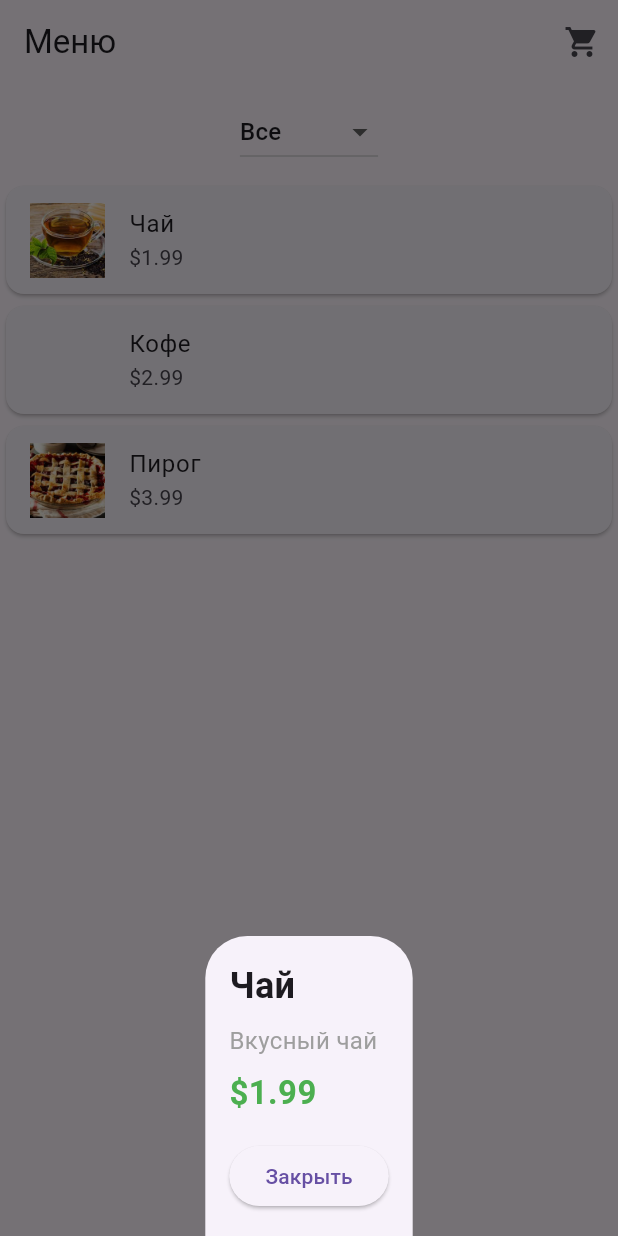
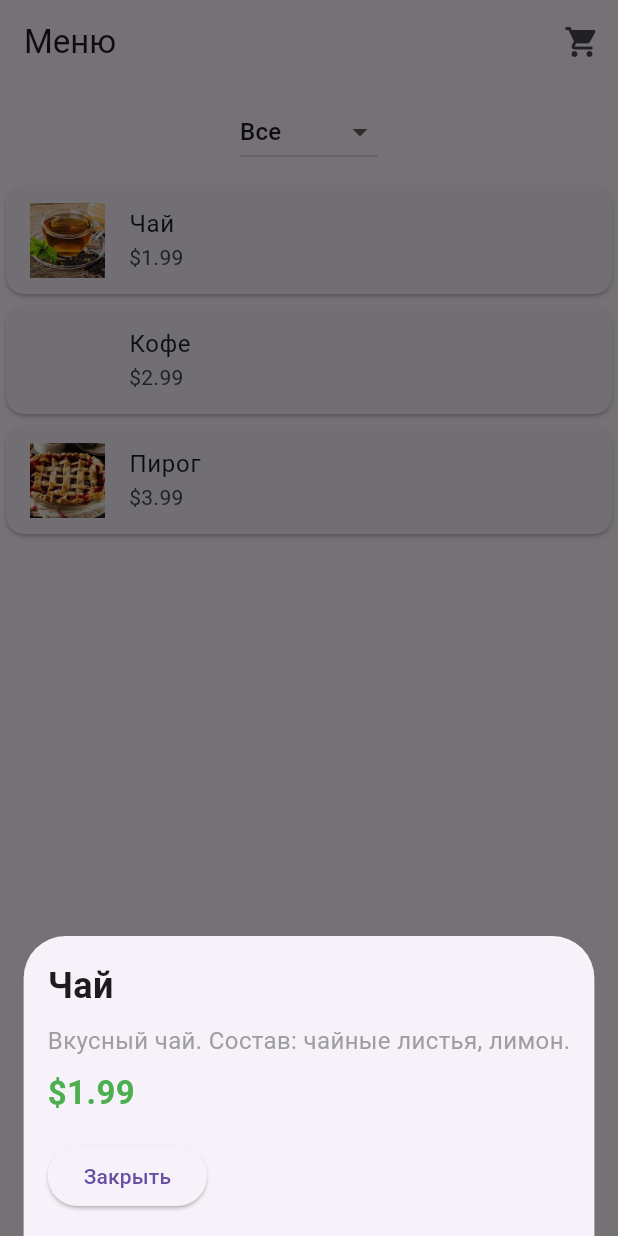
Before and after one commit to kgleader/30github, a Flutter app: the screen it shows after launch, after a tap on "Чай", on a phone screen of 412 x 824 dp. Run offline on Flutter 3.47's test engine with Material 3 defaults, Android fonts, the phone set to English and light mode, and no system bars; missing offline and left inert: flutter_paypal.

Commit message:
product contains

```diff
--- a/lib/screens/menu_screen.dart
+++ b/lib/screens/menu_screen.dart
@@ -8,10 +8,10 @@ class MenuScreen extends StatefulWidget {
   const MenuScreen({super.key});
 
   @override
-  _MenuScreenState createState() => _MenuScreenState();
+  MenuScreenState createState() => MenuScreenState();
 }
 
-class _MenuScreenState extends State<MenuScreen> {
+class MenuScreenState extends State<MenuScreen> {
   String selectedCategory = "Все";
 
   final List<String> categories = ["Все", "Чай", "Кофе", "Десерты"];
@@ -21,23 +21,25 @@ class _MenuScreenState extends State<MenuScreen> {
         price: 1.99,
         image: "assets/tea.jpg",
         category: "Чай",
-        description: "Вкусный чай"),
+        description: "Вкусный чай. Состав: чайные листья, лимон."),
     MenuItem(
         name: "Кофе",
         price: 2.99,
         image: "assets/coffee.jpg",
         category: "Кофе",
-        description: "Ароматный кофе"),
+        description: "Ароматный кофе. Состав: кофейные зерна, вода."),
     MenuItem(
         name: "Пирог",
         price: 3.99,
         image: "assets/pie.jpg",
         category: "Десерты",
-        description: "Сладкий пирог"),
+        description: "Сладкий пирог. Состав: мука, сахар, яблоки."),
   ];
 
   @override
   Widget build(BuildContext context) {
+    var cart = Provider.of<Cart>(context);
+
     return Scaffold(
       appBar: AppBar(
         title: Text('Меню'),
--- a/lib/widgets/menu_item_widget.dart
+++ b/lib/widgets/menu_item_widget.dart
@@ -8,7 +8,9 @@ class MenuItemWidget extends StatelessWidget {
 
   @override
   Widget build(BuildContext context) {
-    return Card(
+    return Tooltip(
+      message: item.description,
+      child: Card(
         child: ListTile(
           title: Text(item.name),
           subtitle: Text('\$${item.price.toStringAsFixed(2)}'),
@@ -29,8 +31,8 @@ class MenuItemWidget extends StatelessWidget {
                               fontSize: 24, fontWeight: FontWeight.bold)),
                       const SizedBox(height: 8),
                       Text(item.description,
-                        style:
-                            const TextStyle(fontSize: 16, color: Colors.grey)),
+                          style: const TextStyle(
+                              fontSize: 16, color: Colors.grey)),
                       const SizedBox(height: 8),
                       Text("\$${item.price}",
                           style: const TextStyle(
@@ -51,6 +53,7 @@ class MenuItemWidget extends StatelessWidget {
             );
           },
         ),
+      ),
     );
   }
 }
```
Lines whose indentation alone changed are shown as unchanged.
